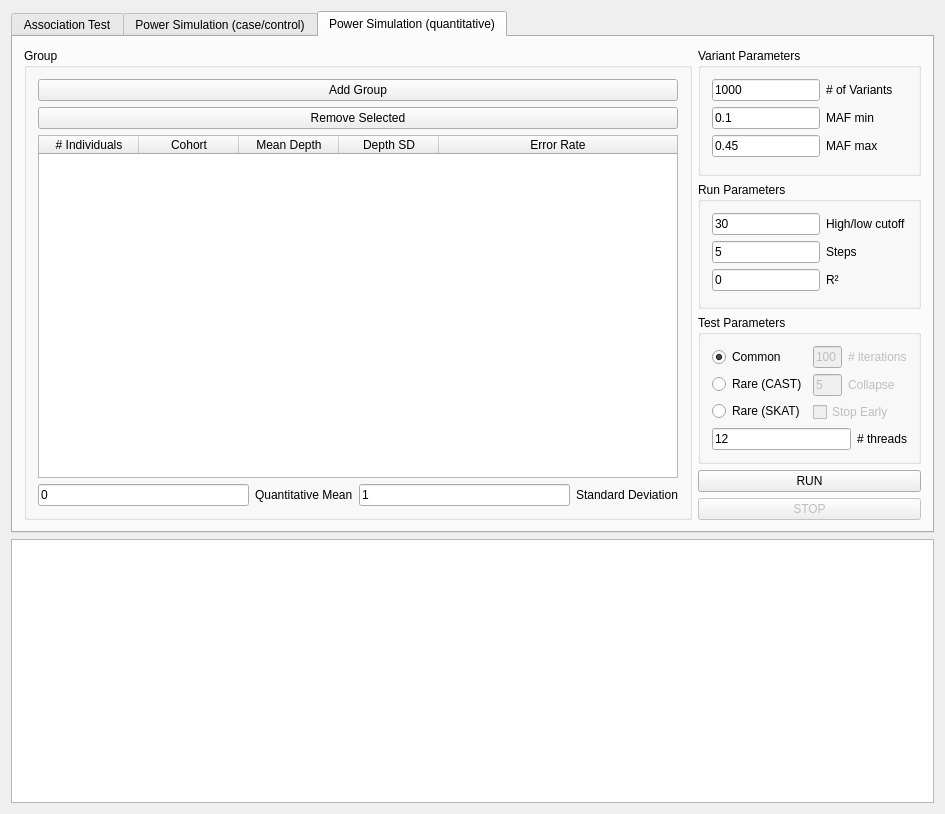
Qt form gui/ui/mainwindow.ui (ScottMastro/VikNGS) before a commit.
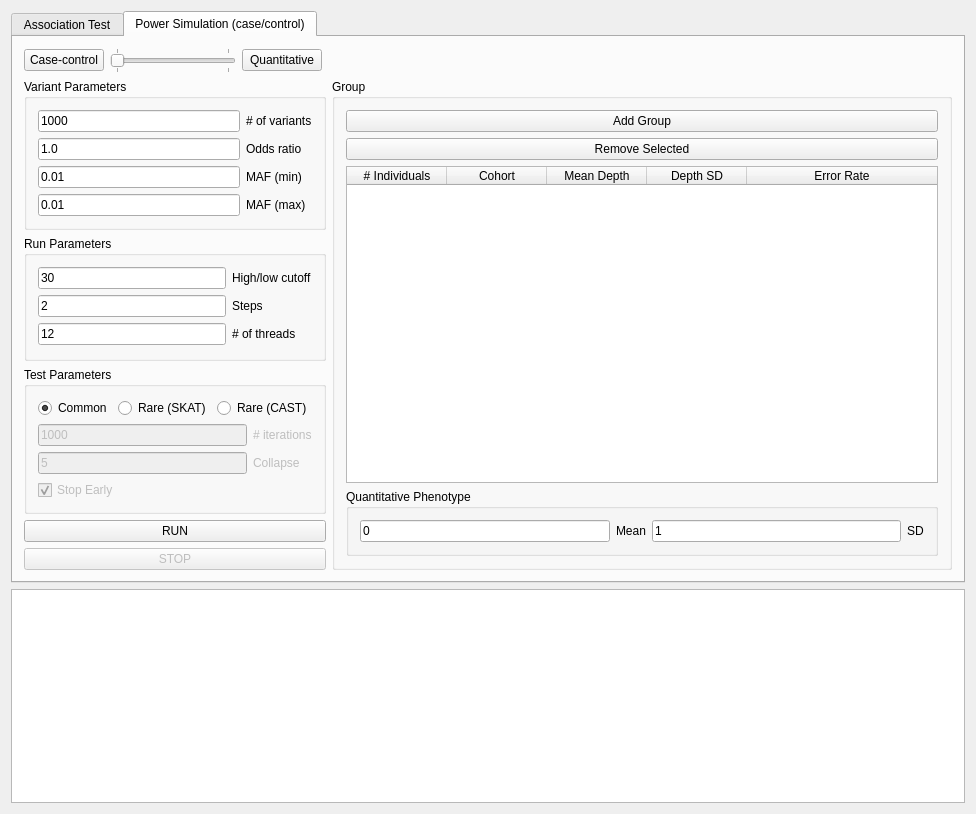
The same form after that commit.

```diff
--- a/gui/ui/mainwindow.ui
+++ b/gui/ui/mainwindow.ui
@@ -6,7 +6,7 @@
    <rect>
     <x>0</x>
     <y>0</y>
-    <width>945</width>
+    <width>976</width>
     <height>814</height>
    </rect>
   </property>
@@ -27,7 +27,7 @@
        </sizepolicy>
       </property>
       <property name="currentIndex">
-       <number>2</number>
+       <number>1</number>
       </property>
       <property name="movable">
        <bool>true</bool>
@@ -613,75 +613,108 @@
        <attribute name="title">
         <string>Power Simulation (case/control)</string>
        </attribute>
-       <layout class="QHBoxLayout" name="horizontalLayout_8" stretch="3,1">
+       <layout class="QVBoxLayout" name="verticalLayout_24">
         <item>
-         <widget class="QGroupBox" name="sim_groupGrp">
-          <property name="title">
-           <string>Group</string>
-          </property>
-          <layout class="QVBoxLayout" name="verticalLayout_10">
+         <layout class="QHBoxLayout" name="horizontalLayout_15">
            <item>
-            <layout class="QVBoxLayout" name="verticalLayout_11">
-             <item>
-              <widget class="QPushButton" name="sim_groupAddBtn">
+           <widget class="QPushButton" name="sim_caseControlBtn">
                <property name="text">
-                <string>Add Group</string>
+             <string>Case-control</string>
                </property>
               </widget>
              </item>
              <item>
-              <widget class="QPushButton" name="sim_groupRemoveBtn">
+           <widget class="QSlider" name="sim_simulationSld">
+            <property name="maximum">
+             <number>1</number>
+            </property>
+            <property name="pageStep">
+             <number>1</number>
+            </property>
+            <property name="orientation">
+             <enum>Qt::Horizontal</enum>
+            </property>
+            <property name="tickPosition">
+             <enum>QSlider::TicksBothSides</enum>
+            </property>
+           </widget>
+          </item>
+          <item>
+           <widget class="QPushButton" name="sim_quantitativeBtn">
                <property name="text">
-                <string>Remove Selected</string>
+             <string>Quantitative</string>
                </property>
               </widget>
              </item>
-            </layout>
+          <item>
+           <spacer name="horizontalSpacer_7">
+            <property name="orientation">
+             <enum>Qt::Horizontal</enum>
+            </property>
+            <property name="sizeHint" stdset="0">
+             <size>
+              <width>40</width>
+              <height>20</height>
+             </size>
+            </property>
+           </spacer>
            </item>
            <item>
-            <widget class="QTableWidget" name="sim_groupTbl">
-             <property name="enabled">
-              <bool>true</bool>
-             </property>
-             <attribute name="horizontalHeaderDefaultSectionSize">
-              <number>100</number>
-             </attribute>
-             <attribute name="horizontalHeaderStretchLastSection">
-              <bool>true</bool>
-             </attribute>
-             <attribute name="verticalHeaderStretchLastSection">
-              <bool>false</bool>
-             </attribute>
-             <column>
-              <property name="text">
-               <string># Individuals</string>
-              </property>
-             </column>
-             <column>
-              <property name="text">
-               <string>Cohort</string>
-              </property>
-             </column>
-             <column>
-              <property name="text">
-               <string>Mean Depth</string>
-              </property>
-             </column>
-             <column>
-              <property name="text">
-               <string>Depth SD</string>
-              </property>
-             </column>
-             <column>
-              <property name="text">
-               <string>Error Rate</string>
-              </property>
-             </column>
-            </widget>
-           </item>
-          </layout>
-         </widget>
+           <spacer name="horizontalSpacer_6">
+            <property name="orientation">
+             <enum>Qt::Horizontal</enum>
+            </property>
+            <property name="sizeHint" stdset="0">
+             <size>
+              <width>40</width>
+              <height>20</height>
+             </size>
+            </property>
+           </spacer>
+          </item>
+          <item>
+           <spacer name="horizontalSpacer_5">
+            <property name="orientation">
+             <enum>Qt::Horizontal</enum>
+            </property>
+            <property name="sizeHint" stdset="0">
+             <size>
+              <width>40</width>
+              <height>20</height>
+             </size>
+            </property>
+           </spacer>
+          </item>
+          <item>
+           <spacer name="horizontalSpacer_3">
+            <property name="orientation">
+             <enum>Qt::Horizontal</enum>
+            </property>
+            <property name="sizeHint" stdset="0">
+             <size>
+              <width>40</width>
+              <height>20</height>
+             </size>
+            </property>
+           </spacer>
+          </item>
+          <item>
+           <spacer name="horizontalSpacer_4">
+            <property name="orientation">
+             <enum>Qt::Horizontal</enum>
+            </property>
+            <property name="sizeHint" stdset="0">
+             <size>
+              <width>40</width>
+              <height>20</height>
+             </size>
+            </property>
+           </spacer>
+          </item>
+         </layout>
         </item>
+        <item>
+         <layout class="QHBoxLayout" name="horizontalLayout_8" stretch="1,3">
         <item>
          <layout class="QVBoxLayout" name="verticalLayout_3">
           <item>
@@ -689,7 +722,7 @@
             <property name="title">
              <string>Variant Parameters</string>
             </property>
-            <layout class="QFormLayout" name="formLayout_4">
+              <layout class="QGridLayout" name="gridLayout_2">
              <item row="0" column="0">
               <widget class="QLineEdit" name="sim_variantSizeTxt">
                <property name="text">
@@ -700,7 +733,7 @@
              <item row="0" column="1">
               <widget class="QLabel" name="sim_variantSizeLbl">
                <property name="toolTip">
-                <string>Number of variants to test</string>
+                  <string>Total number of variants to simulate</string>
                </property>
                <property name="text">
                 <string># of variants</string>
@@ -708,36 +741,53 @@
               </widget>
              </item>
              <item row="1" column="0">
+                <widget class="QLineEdit" name="sim_effectSizeTxt">
+                 <property name="text">
+                  <string>1.0</string>
+                 </property>
+                </widget>
+               </item>
+               <item row="1" column="1">
+                <widget class="QLabel" name="sim_effectSizeLbl">
+                 <property name="toolTip">
+                  <string>Effect size</string>
+                 </property>
+                 <property name="text">
+                  <string>Odds ratio</string>
+                 </property>
+                </widget>
+               </item>
+               <item row="2" column="0">
               <widget class="QLineEdit" name="sim_variantMafMinTxt">
                <property name="text">
                 <string>0.01</string>
                </property>
               </widget>
              </item>
-             <item row="1" column="1">
+               <item row="2" column="1">
               <widget class="QLabel" name="sim_variantMafMinLbl">
                <property name="toolTip">
                 <string>Minor allele frequency</string>
                </property>
                <property name="text">
-                <string>MAF min</string>
+                  <string>MAF (min)</string>
                </property>
               </widget>
              </item>
-             <item row="2" column="0">
+               <item row="3" column="0">
               <widget class="QLineEdit" name="sim_variantMafMaxTxt">
                <property name="text">
                 <string>0.01</string>
                </property>
               </widget>
              </item>
-             <item row="2" column="1">
+               <item row="3" column="1">
               <widget class="QLabel" name="sim_variantMafMaxLbl">
                <property name="toolTip">
                 <string>Minor allele frequency</string>
                </property>
                <property name="text">
-                <string>MAF max</string>
+                  <string>MAF (max)</string>
                </property>
               </widget>
              </item>
@@ -749,7 +799,7 @@
             <property name="title">
              <string>Run Parameters</string>
             </property>
-            <layout class="QFormLayout" name="formLayout_5">
+              <layout class="QGridLayout" name="gridLayout_3">
              <item row="0" column="0">
               <widget class="QLineEdit" name="sim_groupHighLowTxt">
                <property name="text">
@@ -760,7 +810,7 @@
              <item row="0" column="1">
               <widget class="QLabel" name="sim_groupHighLowLbl">
                <property name="toolTip">
-                <string>Any mean read depth less than this will be considered a low read group</string>
+                  <string>Mean read depth less than this value is considered low read depth</string>
                </property>
                <property name="text">
                 <string>High/low cutoff</string>
@@ -785,19 +835,19 @@
               </widget>
              </item>
              <item row="2" column="0">
-              <widget class="QLineEdit" name="sim_oddsRatioTxt">
+                <widget class="QLineEdit" name="sim_threadsTxt">
                <property name="text">
-                <string>1.0</string>
+                  <string>12</string>
                </property>
               </widget>
              </item>
              <item row="2" column="1">
-              <widget class="QLabel" name="sim_oddsRatioLbl">
-               <property name="toolTip">
-                <string>Odds ratio of disease</string>
+                <widget class="QLabel" name="sim_threadsLbl">
+                 <property name="enabled">
+                  <bool>true</bool>
                </property>
                <property name="text">
-                <string>Odds Ratio</string>
+                  <string># of threads</string>
                </property>
               </widget>
              </item>
@@ -813,23 +863,13 @@
              <item>
               <layout class="QHBoxLayout" name="horizontalLayout_4">
                <item>
-                <layout class="QVBoxLayout" name="verticalLayout_6">
+                  <layout class="QHBoxLayout" name="horizontalLayout_17">
                  <item>
                   <widget class="QRadioButton" name="sim_testCommonBtn">
                    <property name="text">
                     <string>Common</string>
                    </property>
                    <property name="checked">
-                    <bool>false</bool>
-                   </property>
-                  </widget>
-                 </item>
-                 <item>
-                  <widget class="QRadioButton" name="sim_testRareCastBtn">
-                   <property name="text">
-                    <string>Rare (CAST)</string>
-                   </property>
-                   <property name="checked">
                     <bool>true</bool>
                    </property>
                   </widget>
@@ -844,6 +884,18 @@
                    </property>
                   </widget>
                  </item>
+                   <item>
+                    <widget class="QRadioButton" name="sim_testRareCastBtn">
+                     <property name="text">
+                      <string>Rare (CAST)</string>
+                     </property>
+                     <property name="checked">
+                      <bool>false</bool>
+                     </property>
+                    </widget>
+                   </item>
+                  </layout>
+                 </item>
                 </layout>
                </item>
                <item>
@@ -855,7 +907,7 @@
                      <item row="0" column="1">
                       <widget class="QLabel" name="sim_testBootLbl">
                        <property name="enabled">
-                        <bool>true</bool>
+                        <bool>false</bool>
                        </property>
                        <property name="text">
                         <string># iterations</string>
@@ -865,7 +917,7 @@
                      <item row="1" column="1">
                       <widget class="QLabel" name="sim_collapseLbl">
                        <property name="enabled">
-                        <bool>true</bool>
+                        <bool>false</bool>
                        </property>
                        <property name="text">
                         <string>Collapse </string>
@@ -875,7 +927,7 @@
                      <item row="0" column="0">
                       <widget class="QLineEdit" name="sim_testBootTxt">
                        <property name="enabled">
-                        <bool>true</bool>
+                        <bool>false</bool>
                        </property>
                        <property name="text">
                         <string>1000</string>
@@ -885,7 +937,7 @@
                      <item row="1" column="0">
                       <widget class="QLineEdit" name="sim_collapseTxt">
                        <property name="enabled">
-                        <bool>true</bool>
+                        <bool>false</bool>
                        </property>
                        <property name="text">
                         <string>5</string>
@@ -899,33 +951,13 @@
                  <item>
                   <widget class="QCheckBox" name="sim_testStopChk">
                    <property name="enabled">
-                    <bool>true</bool>
+                    <bool>false</bool>
                    </property>
                    <property name="text">
                     <string>Stop Early</string>
                    </property>
                    <property name="checked">
                     <bool>true</bool>
-                   </property>
-                  </widget>
-                 </item>
-                </layout>
-               </item>
-              </layout>
-             </item>
-             <item>
-              <layout class="QHBoxLayout" name="horizontalLayout_11">
-               <item>
-                <widget class="QLineEdit" name="sim_threadsTxt">
-                 <property name="text">
-                  <string>12</string>
-                 </property>
-                </widget>
-               </item>
-               <item>
-                <widget class="QLabel" name="sim_threadsLbl">
-                 <property name="text">
-                  <string># threads</string>
                  </property>
                 </widget>
                </item>
@@ -962,30 +994,25 @@
           </item>
          </layout>
         </item>
-       </layout>
-      </widget>
-      <widget class="QWidget" name="qSimTab">
-       <attribute name="title">
-        <string>Power Simulation (quantitative)</string>
-       </attribute>
-       <layout class="QHBoxLayout" name="horizontalLayout_10" stretch="3,1">
         <item>
-         <widget class="QGroupBox" name="qsim_groupGrp">
+           <layout class="QVBoxLayout" name="verticalLayout_23">
+            <item>
+             <widget class="QGroupBox" name="sim_groupGrp">
           <property name="title">
            <string>Group</string>
           </property>
-          <layout class="QVBoxLayout" name="verticalLayout_12">
+              <layout class="QVBoxLayout" name="verticalLayout_10">
            <item>
-            <layout class="QVBoxLayout" name="verticalLayout_13">
+                <layout class="QVBoxLayout" name="verticalLayout_11">
              <item>
-              <widget class="QPushButton" name="qsim_groupAddBtn">
+                  <widget class="QPushButton" name="sim_groupAddBtn">
                <property name="text">
                 <string>Add Group</string>
                </property>
               </widget>
              </item>
              <item>
-              <widget class="QPushButton" name="qsim_groupRemoveBtn">
+                  <widget class="QPushButton" name="sim_groupRemoveBtn">
                <property name="text">
                 <string>Remove Selected</string>
                </property>
@@ -994,7 +1021,7 @@
             </layout>
            </item>
            <item>
-            <widget class="QTableWidget" name="qsim_groupTbl">
+                <widget class="QTableWidget" name="sim_groupTbl">
              <property name="enabled">
               <bool>true</bool>
              </property>
@@ -1035,331 +1062,64 @@
             </widget>
            </item>
            <item>
-            <layout class="QGridLayout" name="gridLayout_7">
-             <item row="0" column="2">
-              <widget class="QLineEdit" name="qsim_sdTxt">
+                <widget class="QGroupBox" name="sim_quantGrp">
+                 <property name="enabled">
+                  <bool>true</bool>
+                 </property>
+                 <property name="title">
+                  <string>Quantitative Phenotype</string>
+                 </property>
+                 <layout class="QHBoxLayout" name="horizontalLayout_16">
+                  <item>
+                   <widget class="QLineEdit" name="sim_meanTxt">
+                    <property name="text">
+                     <string>0</string>
+                    </property>
+                   </widget>
+                  </item>
+                  <item>
+                   <widget class="QLabel" name="sim_meanLbl">
+                    <property name="toolTip">
+                     <string>Mean phenotype value</string>
+                    </property>
+                    <property name="statusTip">
+                     <string/>
+                    </property>
+                    <property name="text">
+                     <string>Mean</string>
+                    </property>
+                   </widget>
+                  </item>
+                  <item>
+                   <widget class="QLineEdit" name="sim_sdTxt">
+                    <property name="toolTip">
+                     <string/>
+                    </property>
                <property name="text">
                 <string>1</string>
                </property>
               </widget>
              </item>
-             <item row="0" column="0">
-              <widget class="QLineEdit" name="qsim_meanTxt">
-               <property name="text">
-                <string>0</string>
-               </property>
-              </widget>
-             </item>
-             <item row="0" column="1">
-              <widget class="QLabel" name="qsim_meanLbl">
-               <property name="toolTip">
-                <string>Any mean read depth less than this will be considered a low read group</string>
-               </property>
-               <property name="text">
-                <string>Quantitative Mean</string>
-               </property>
-              </widget>
-             </item>
-             <item row="0" column="3">
-              <widget class="QLabel" name="qsim_sdLbl">
-               <property name="toolTip">
-                <string>Any mean read depth less than this will be considered a low read group</string>
-               </property>
-               <property name="text">
-                <string>Standard Deviation</string>
-               </property>
-              </widget>
-             </item>
-            </layout>
-           </item>
-          </layout>
-         </widget>
-        </item>
         <item>
-         <layout class="QVBoxLayout" name="verticalLayout_14">
-          <item>
-           <widget class="QGroupBox" name="qsim_variantGrp">
-            <property name="title">
-             <string>Variant Parameters</string>
-            </property>
-            <layout class="QVBoxLayout" name="verticalLayout_21">
-             <item>
-              <layout class="QFormLayout" name="formLayout_3">
-               <item row="0" column="0">
-                <widget class="QLineEdit" name="qsim_variantSizeTxt">
-                 <property name="text">
-                  <string>1000</string>
-                 </property>
-                </widget>
-               </item>
-               <item row="1" column="0">
-                <widget class="QLineEdit" name="qsim_variantMafMinTxt">
-                 <property name="text">
-                  <string>0.1</string>
-                 </property>
-                </widget>
-               </item>
-               <item row="2" column="0">
-                <widget class="QLineEdit" name="qsim_variantMafMaxTxt">
-                 <property name="text">
-                  <string>0.45</string>
-                 </property>
-                </widget>
-               </item>
-               <item row="0" column="1">
-                <widget class="QLabel" name="qsim_variantSizeLbl">
+                   <widget class="QLabel" name="sim_sdLbl">
                  <property name="toolTip">
-                  <string>Number of variants to test</string>
-                 </property>
-                 <property name="text">
-                  <string># of Variants</string>
-                 </property>
-                </widget>
-               </item>
-               <item row="1" column="1">
-                <widget class="QLabel" name="qsim_variantMafMinLbl">
-                 <property name="toolTip">
-                  <string>Minor allele frequency</string>
-                 </property>
+                     <string>Standard deviation of phenotype</string>
+                    </property>
+                    <property name="whatsThis">
+                     <string/>
+                    </property>
                  <property name="text">
-                  <string>MAF min</string>
+                     <string>SD</string>
                  </property>
                 </widget>
                </item>
-               <item row="2" column="1">
-                <widget class="QLabel" name="qsim_variantMafMaxLbl">
-                 <property name="toolTip">
-                  <string>Minor allele frequency</string>
-                 </property>
-                 <property name="text">
-                  <string>MAF max</string>
-                 </property>
-                </widget>
-               </item>
-              </layout>
-             </item>
-            </layout>
-           </widget>
-          </item>
-          <item>
-           <widget class="QGroupBox" name="qsim_runGrp">
-            <property name="title">
-             <string>Run Parameters</string>
-            </property>
-            <layout class="QVBoxLayout" name="verticalLayout_22">
-             <item>
-              <layout class="QFormLayout" name="formLayout_2">
-               <item row="0" column="0">
-                <widget class="QLineEdit" name="qsim_groupHighLowTxt">
-                 <property name="text">
-                  <string>30</string>
-                 </property>
-                </widget>
-               </item>
-               <item row="0" column="1">
-                <widget class="QLabel" name="qsim_groupHighLowLbl">
-                 <property name="toolTip">
-                  <string>Any mean read depth less than this will be considered a low read group</string>
-                 </property>
-                 <property name="text">
-                  <string>High/low cutoff</string>
-                 </property>
-                </widget>
-               </item>
-               <item row="1" column="0">
-                <widget class="QLineEdit" name="qsim_powerStepTxt">
-                 <property name="text">
-                  <string>5</string>
-                 </property>
-                </widget>
-               </item>
-               <item row="1" column="1">
-                <widget class="QLabel" name="qsim_powerStepLbl">
-                 <property name="toolTip">
-                  <string>Mean read depth of sequencing group</string>
-                 </property>
-                 <property name="text">
-                  <string>Steps</string>
-                 </property>
-                </widget>
-               </item>
-               <item row="2" column="0">
-                <widget class="QLineEdit" name="qsim_R2Txt">
-                 <property name="text">
-                  <string>0</string>
-                 </property>
-                </widget>
-               </item>
-               <item row="2" column="1">
-                <widget class="QLabel" name="qsim_R2Lbl">
-                 <property name="toolTip">
-                  <string>Odds ratio of disease</string>
-                 </property>
-                 <property name="text">
-                  <string>R²</string>
-                 </property>
-                </widget>
-               </item>
+                 </layout>
+                </widget>
+               </item>
               </layout>
-             </item>
-            </layout>
-           </widget>
-          </item>
-          <item>
-           <widget class="QGroupBox" name="qsim_testGrp">
-            <property name="title">
-             <string>Test Parameters</string>
-            </property>
-            <layout class="QVBoxLayout" name="verticalLayout_18">
-             <item>
-              <layout class="QHBoxLayout" name="horizontalLayout_14">
-               <item>
-                <layout class="QVBoxLayout" name="verticalLayout_15">
-                 <item>
-                  <widget class="QRadioButton" name="qsim_testCommonBtn">
-                   <property name="text">
-                    <string>Common</string>
-                   </property>
-                   <property name="checked">
-                    <bool>true</bool>
-                   </property>
-                  </widget>
-                 </item>
-                 <item>
-                  <widget class="QRadioButton" name="qsim_testRareCastBtn">
-                   <property name="enabled">
-                    <bool>true</bool>
-                   </property>
-                   <property name="text">
-                    <string>Rare (CAST)</string>
-                   </property>
-                   <property name="checked">
-                    <bool>false</bool>
-                   </property>
-                  </widget>
-                 </item>
-                 <item>
-                  <widget class="QRadioButton" name="qsim_testRareSkatBtn">
-                   <property name="enabled">
-                    <bool>true</bool>
-                   </property>
-                   <property name="text">
-                    <string>Rare (SKAT)</string>
-                   </property>
-                  </widget>
-                 </item>
-                </layout>
-               </item>
-               <item>
-                <layout class="QVBoxLayout" name="verticalLayout_16">
-                 <item>
-                  <layout class="QHBoxLayout" name="horizontalLayout_9">
-                   <item>
-                    <layout class="QGridLayout" name="gridLayout_5">
-                     <item row="0" column="1">
-                      <widget class="QLabel" name="qsim_testBootLbl">
-                       <property name="enabled">
-                        <bool>false</bool>
-                       </property>
-                       <property name="text">
-                        <string># iterations</string>
-                       </property>
-                      </widget>
-                     </item>
-                     <item row="1" column="1">
-                      <widget class="QLabel" name="qsim_collapseLbl">
-                       <property name="enabled">
-                        <bool>false</bool>
-                       </property>
-                       <property name="text">
-                        <string>Collapse </string>
-                       </property>
-                      </widget>
-                     </item>
-                     <item row="0" column="0">
-                      <widget class="QLineEdit" name="qsim_testBootTxt">
-                       <property name="enabled">
-                        <bool>false</bool>
-                       </property>
-                       <property name="text">
-                        <string>100</string>
-                       </property>
-                      </widget>
-                     </item>
-                     <item row="1" column="0">
-                      <widget class="QLineEdit" name="qsim_collapseTxt">
-                       <property name="enabled">
-                        <bool>false</bool>
-                       </property>
-                       <property name="text">
-                        <string>5</string>
-                       </property>
-                      </widget>
-                     </item>
-                    </layout>
-                   </item>
-                  </layout>
-                 </item>
-                 <item>
-                  <widget class="QCheckBox" name="qsim_testStopChk">
-                   <property name="enabled">
-                    <bool>false</bool>
-                   </property>
-                   <property name="text">
-                    <string>Stop Early</string>
-                   </property>
-                  </widget>
-                 </item>
-                </layout>
-               </item>
-              </layout>
-             </item>
-             <item>
-              <layout class="QHBoxLayout" name="horizontalLayout_6">
-               <item>
-                <widget class="QLineEdit" name="qsim_threadsTxt">
-                 <property name="text">
-                  <string>12</string>
-                 </property>
-                </widget>
-               </item>
-               <item>
-                <widget class="QLabel" name="qsim_threadsLbl">
-                 <property name="text">
-                  <string># threads</string>
-                 </property>
-                </widget>
-               </item>
-              </layout>
-             </item>
-            </layout>
-           </widget>
-          </item>
-          <item>
-           <widget class="QPushButton" name="qsim_runBtn">
-            <property name="text">
-             <string>RUN</string>
-            </property>
-            <property name="autoDefault">
-             <bool>false</bool>
-            </property>
-            <property name="default">
-             <bool>false</bool>
-            </property>
-            <property name="flat">
-             <bool>false</bool>
-            </property>
-           </widget>
-          </item>
-          <item>
-           <widget class="QPushButton" name="qsim_stopBtn">
-            <property name="enabled">
-             <bool>false</bool>
-            </property>
-            <property name="text">
-             <string>STOP</string>
-            </property>
-           </widget>
+             </widget>
+            </item>
+           </layout>
           </item>
          </layout>
         </item>
```
Lines whose indentation alone changed are shown as unchanged.
